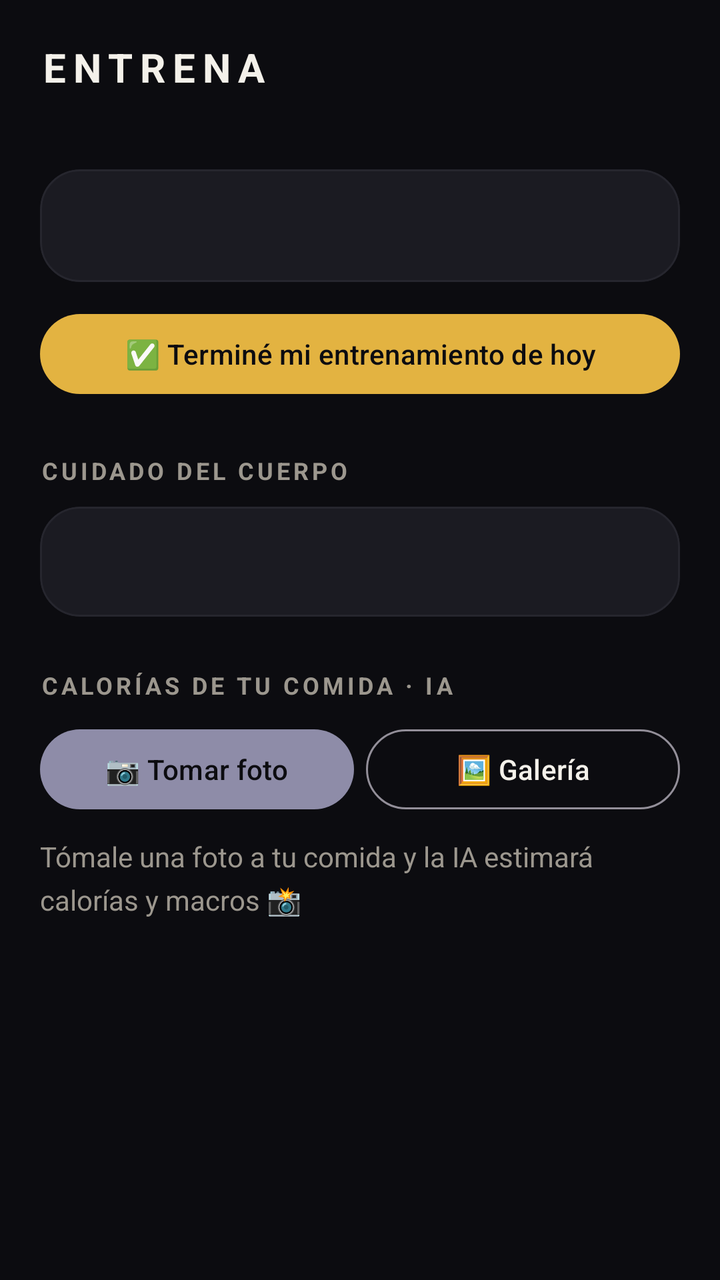
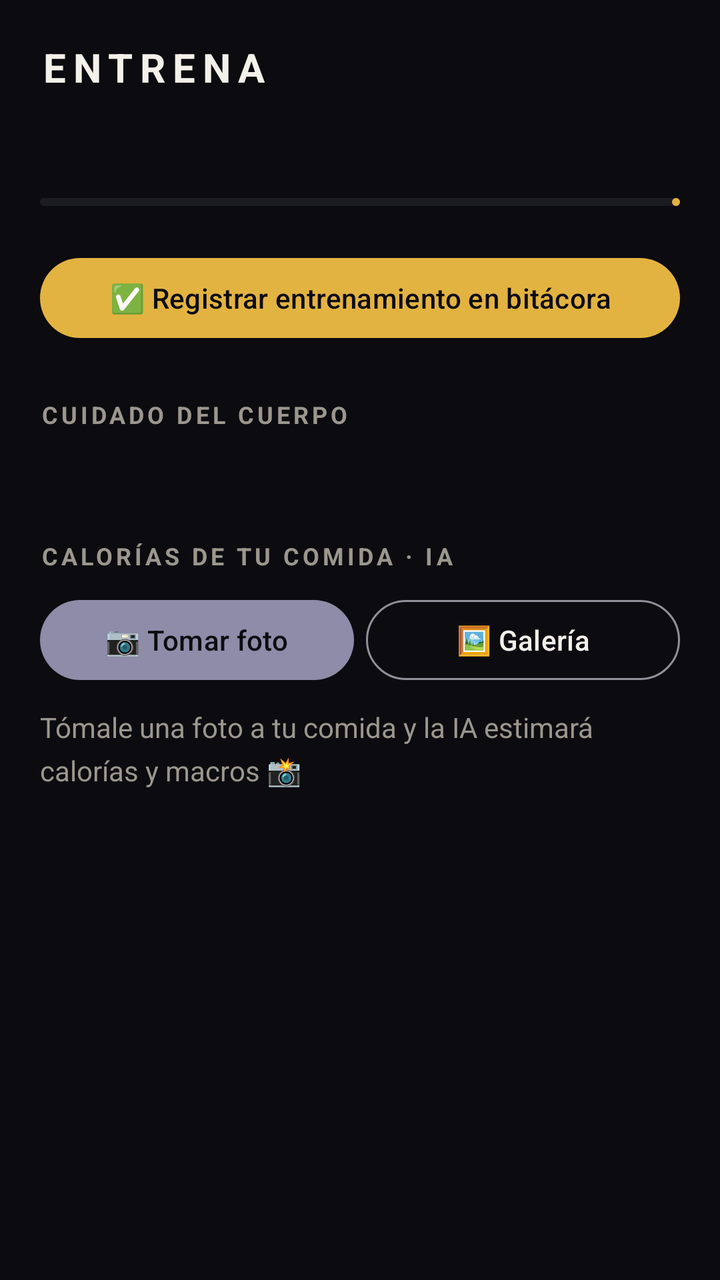

Two renders of the same Android screen: before a commit and after it. Below are the layout's source before the change and the commit's diff.
<!-- AndroidManifest.xml: application theme Theme.DevTrack -->
<!-- res/layout/fragment_entrena.xml -->
<?xml version="1.0" encoding="utf-8"?>
<ScrollView xmlns:android="http://schemas.android.com/apk/res/android"
    xmlns:app="http://schemas.android.com/apk/res-auto"
    android:layout_width="match_parent"
    android:layout_height="match_parent"
    android:background="@color/bg">

    <LinearLayout
        android:orientation="vertical"
        android:layout_width="match_parent"
        android:layout_height="wrap_content"
        android:padding="20dp"
        android:paddingBottom="90dp">

        <TextView
            android:layout_width="wrap_content"
            android:layout_height="wrap_content"
            android:text="ENTRENA"
            android:textAllCaps="true"
            android:letterSpacing="0.18"
            android:textColor="@color/text"
            android:textSize="20sp"
            android:textStyle="bold" />

        <TextView
            android:id="@+id/tvRoutineTitle"
            android:layout_width="wrap_content"
            android:layout_height="wrap_content"
            android:layout_marginTop="4dp"
            android:textColor="@color/primary"
            android:textSize="16sp"
            android:textStyle="bold" />

        <com.google.android.material.card.MaterialCardView
            android:layout_width="match_parent"
            android:layout_height="wrap_content"
            android:layout_marginTop="12dp"
            app:cardBackgroundColor="@color/card"
            app:cardCornerRadius="20dp"
            app:strokeColor="@color/cardBorder"
            app:strokeWidth="1dp">

            <TextView
                android:id="@+id/tvExercises"
                android:layout_width="match_parent"
                android:layout_height="wrap_content"
                android:padding="18dp"
                android:textColor="@color/text"
                android:textSize="15sp"
                android:lineSpacingMultiplier="1.5" />
        </com.google.android.material.card.MaterialCardView>

        <com.google.android.material.button.MaterialButton
            android:id="@+id/btnDoneWorkout"
            android:layout_width="match_parent"
            android:layout_height="wrap_content"
            android:layout_marginTop="12dp"
            app:backgroundTint="@color/primary"
            android:textColor="@color/bg"
            android:text="✅ Terminé mi entrenamiento de hoy" />

        <TextView
            android:layout_width="wrap_content"
            android:layout_height="wrap_content"
            android:layout_marginTop="26dp"
            android:text="CUIDADO DEL CUERPO"
            android:textAllCaps="true"
            android:letterSpacing="0.14"
            android:textColor="@color/textDim"
            android:textSize="12sp"
            android:textStyle="bold" />

        <com.google.android.material.card.MaterialCardView
            android:layout_width="match_parent"
            android:layout_height="wrap_content"
            android:layout_marginTop="10dp"
            app:cardBackgroundColor="@color/card"
            app:cardCornerRadius="20dp"
            app:strokeColor="@color/cardBorder"
            app:strokeWidth="1dp">

            <TextView
                android:id="@+id/tvTips"
                android:layout_width="match_parent"
                android:layout_height="wrap_content"
                android:padding="18dp"
                android:textColor="@color/text"
                android:textSize="14sp"
                android:lineSpacingMultiplier="1.3" />
        </com.google.android.material.card.MaterialCardView>

        <TextView
            android:layout_width="wrap_content"
            android:layout_height="wrap_content"
            android:layout_marginTop="26dp"
            android:text="CALORÍAS DE TU COMIDA · IA"
            android:textAllCaps="true"
            android:letterSpacing="0.14"
            android:textColor="@color/textDim"
            android:textSize="12sp"
            android:textStyle="bold" />

        <LinearLayout
            android:orientation="horizontal"
            android:layout_width="match_parent"
            android:layout_height="wrap_content"
            android:layout_marginTop="10dp">

            <com.google.android.material.button.MaterialButton
                android:id="@+id/btnTakePhoto"
                android:layout_width="0dp"
                android:layout_height="wrap_content"
                android:layout_weight="1"
                android:layout_marginEnd="6dp"
                app:backgroundTint="@color/secondary"
                android:textColor="@color/bg"
                android:text="📷 Tomar foto" />

            <com.google.android.material.button.MaterialButton
                android:id="@+id/btnPickImage"
                style="@style/Widget.Material3.Button.OutlinedButton"
                android:layout_width="0dp"
                android:layout_height="wrap_content"
                android:layout_weight="1"
                android:text="🖼️ Galería"
                android:textColor="@color/text" />
        </LinearLayout>

        <ImageView
            android:id="@+id/ivFood"
            android:layout_width="match_parent"
            android:layout_height="200dp"
            android:layout_marginTop="12dp"
            android:scaleType="centerCrop"
            android:visibility="gone"
            android:contentDescription="Foto de comida" />

        <com.google.android.material.button.MaterialButton
            android:id="@+id/btnAnalyze"
            android:layout_width="match_parent"
            android:layout_height="wrap_content"
            android:layout_marginTop="10dp"
            android:visibility="gone"
            app:backgroundTint="@color/primary"
            android:textColor="@color/bg"
            android:text="🤖 Analizar con IA" />

        <TextView
            android:id="@+id/tvCalorieResult"
            android:layout_width="match_parent"
            android:layout_height="wrap_content"
            android:layout_marginTop="10dp"
            android:text="Tómale una foto a tu comida y la IA estimará calorías y macros 📸"
            android:textColor="@color/textDim"
            android:textSize="14sp"
            android:lineSpacingMultiplier="1.3" />
    </LinearLayout>
</ScrollView>
<!-- resources referenced by this layout -->
<resources>
  <color name="bg">#0C0C10</color>
  <color name="card">#1B1B22</color>
  <color name="cardBorder">#26262E</color>
  <color name="primary">#E3B341</color>
  <color name="secondary">#8E8CA8</color>
  <color name="text">#F4F1EA</color>
  <color name="textDim">#9C978E</color>
  <style name="Theme.DevTrack" parent="Theme.Material3.Dark.NoActionBar">
          <item name="colorPrimary">@color/primary</item>
          <item name="colorOnPrimary">#14100A</item>
          <item name="colorSecondary">@color/secondary</item>
          <item name="android:colorBackground">@color/bg</item>
          <item name="colorSurface">@color/surface</item>
          <item name="colorOnSurface">@color/text</item>
          <item name="android:statusBarColor">@color/bg</item>
          <item name="android:navigationBarColor">@color/surface</item>
          <item name="android:windowLightStatusBar">false</item>
      </style>
  <color name="surface">#141419</color>
</resources>

<!-- the commit's change to res/layout/fragment_entrena.xml (unified diff, before → after) -->
@@ -31,24 +31,29 @@
             android:textSize="16sp"
             android:textStyle="bold" />
 
-        <com.google.android.material.card.MaterialCardView
+        <TextView
+            android:id="@+id/tvRoutineProgress"
+            android:layout_width="wrap_content"
+            android:layout_height="wrap_content"
+            android:layout_marginTop="4dp"
+            android:textColor="@color/textDim"
+            android:textSize="12sp" />
+
+        <com.google.android.material.progressindicator.LinearProgressIndicator
+            android:id="@+id/progressRoutine"
             android:layout_width="match_parent"
             android:layout_height="wrap_content"
-            android:layout_marginTop="12dp"
-            app:cardBackgroundColor="@color/card"
-            app:cardCornerRadius="20dp"
-            app:strokeColor="@color/cardBorder"
-            app:strokeWidth="1dp">
+            android:layout_marginTop="6dp"
+            app:indicatorColor="@color/primary"
+            app:trackColor="@color/card"
+            app:trackCornerRadius="4dp" />
 
-            <TextView
-                android:id="@+id/tvExercises"
-                android:layout_width="match_parent"
-                android:layout_height="wrap_content"
-                android:padding="18dp"
-                android:textColor="@color/text"
-                android:textSize="15sp"
-                android:lineSpacingMultiplier="1.5" />
-        </com.google.android.material.card.MaterialCardView>
+        <androidx.recyclerview.widget.RecyclerView
+            android:id="@+id/rvExercises"
+            android:layout_width="match_parent"
+            android:layout_height="wrap_content"
+            android:layout_marginTop="10dp"
+            android:nestedScrollingEnabled="false" />
 
         <com.google.android.material.button.MaterialButton
             android:id="@+id/btnDoneWorkout"
@@ -57,7 +62,7 @@
             android:layout_marginTop="12dp"
             app:backgroundTint="@color/primary"
             android:textColor="@color/bg"
-            android:text="✅ Terminé mi entrenamiento de hoy" />
+            android:text="✅ Registrar entrenamiento en bitácora" />
 
         <TextView
             android:layout_width="wrap_content"
@@ -70,24 +75,20 @@
             android:textSize="12sp"
             android:textStyle="bold" />
 
-        <com.google.android.material.card.MaterialCardView
+        <TextView
+            android:id="@+id/tvTipsProgress"
+            android:layout_width="wrap_content"
+            android:layout_height="wrap_content"
+            android:layout_marginTop="4dp"
+            android:textColor="@color/textDim"
+            android:textSize="12sp" />
+
+        <androidx.recyclerview.widget.RecyclerView
+            android:id="@+id/rvTips"
             android:layout_width="match_parent"
             android:layout_height="wrap_content"
-            android:layout_marginTop="10dp"
-            app:cardBackgroundColor="@color/card"
-            app:cardCornerRadius="20dp"
-            app:strokeColor="@color/cardBorder"
-            app:strokeWidth="1dp">
-
-            <TextView
-                android:id="@+id/tvTips"
-                android:layout_width="match_parent"
-                android:layout_height="wrap_content"
-                android:padding="18dp"
-                android:textColor="@color/text"
-                android:textSize="14sp"
-                android:lineSpacingMultiplier="1.3" />
-        </com.google.android.material.card.MaterialCardView>
+            android:layout_marginTop="8dp"
+            android:nestedScrollingEnabled="false" />
 
         <TextView
             android:layout_width="wrap_content"
<!-- resource entries referenced after the edit -->
@@ -2,7 +2,6 @@
 <resources>
   <color name="bg">#0C0C10</color>
   <color name="card">#1B1B22</color>
-  <color name="cardBorder">#26262E</color>
   <color name="primary">#E3B341</color>
   <color name="secondary">#8E8CA8</color>
   <color name="text">#F4F1EA</color>
